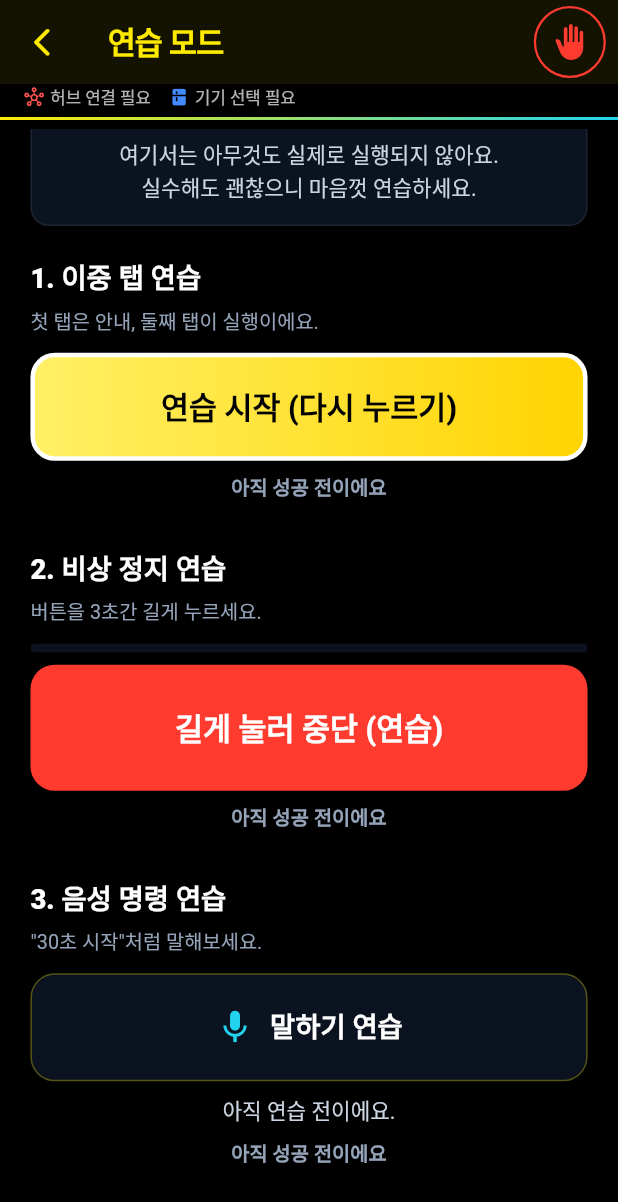
After one commit to Seongwonp/touch_bridge, a Flutter app: the PracticeScreen screen opened directly, scrolled down 30 dp, after a tap on "연습 시작", after a tap on "말하기 연습", on a phone screen of 412 x 824 dp. The commit adds this screen. Shown: the top 1202 px of the screen. Run offline on Flutter 3.47's test engine with Material 3 defaults, Android fonts, the phone set to English and light mode, and no system bars; our stand-ins replace audioplayers, flutter_blue_plus, flutter_dotenv, flutter_secure_storage, flutter_tts, image_picker and 4 more; missing offline and left inert: nfc_manager; accounts and stored records are empty.

Commit message:
feat: 연습 모드 — 실행 없이 이중 탭·비상 홀드·음성 명령을 안전하게 학습
- 설정 > 연습 > 연습 모드: BLE/백엔드에 일절 접근하지 않는 학습 전용 화면
- 레슨 1 이중 탭 (20초 자동 해제까지 학습 기회화), 레슨 2 비상 정지 3초 홀드
  (중도 해제 교정 안내), 레슨 3 음성 명령 (로컬 규칙만으로 해석, 네트워크 무의존)
- 모든 피드백 result 우선순위 + 성공 배지 liveRegion, STT 불가 환경 정직 표시
- 하드웨어 없는 발표장의 시연 플랜 B 역할 겸용
- 위젯 테스트 5건 추가

검증: flutter analyze 신규 이슈 0건, flutter test 235/235 통과

```diff
--- /dev/null
+++ b/lib/screens/practice/practice_screen.dart
@@ -0,0 +1,527 @@
+import 'dart:async';
+
+import 'package:flutter/material.dart';
+import 'package:flutter/services.dart';
+
+import '../../services/accessibility_settings.dart';
+import '../../services/appliance_command_router.dart';
+import '../../services/feedback_service.dart';
+import '../../services/microwave_command_service.dart';
+import '../../services/speech_session_service.dart';
+import '../../services/tts_service.dart';
+import '../../theme/app_colors.dart';
+import '../../widgets/responsive_scale.dart';
+import '../../widgets/top_app_bar.dart';
+
+/// 연습 모드 — 하드웨어·백엔드 없이 조작 방법을 안전하게 익히는 화면.
+///
+/// 시각장애인 사용자가 실제 가전 앞에서 처음 배우면 실수가 곧 오작동이다.
+/// 이 화면에서는 아무것도 실제로 전송되지 않으며(BLE/AI 미사용),
+/// 세 가지 핵심 조작을 반복 연습할 수 있다:
+/// 1. 이중 탭 확인 (첫 탭 안내 → 둘째 탭 실행)
+/// 2. 비상 정지 3초 홀드
+/// 3. 음성 명령 (로컬 규칙만으로 해석 — "30초 시작" 등)
+///
+/// 시연 관점 보너스: 하드웨어가 없는 발표장에서도 앱의 UX를 그대로 보여주는
+/// 플랜 B가 된다 (DEMO_SCRIPT 실패 대응표 참조).
+class PracticeScreen extends StatefulWidget {
+  const PracticeScreen({super.key});
+
+  @override
+  State<PracticeScreen> createState() => _PracticeScreenState();
+}
+
+class _PracticeScreenState extends State<PracticeScreen>
+    with SingleTickerProviderStateMixin {
+  final TtsService _tts = TtsService();
+  final SpeechSessionService _speechSession = SpeechSessionService.instance;
+
+  // 레슨 1: 이중 탭
+  bool _tapArmed = false;
+  Timer? _tapArmTimer;
+  int _tapSuccessCount = 0;
+
+  // 레슨 2: 3초 홀드
+  late final AnimationController _holdController;
+  bool _isHolding = false;
+  int _holdSuccessCount = 0;
+
+  // 레슨 3: 음성 명령
+  bool _speechEnabled = false;
+  bool _isListening = false;
+  String _voiceResult = '아직 연습 전이에요.';
+  int _voiceSuccessCount = 0;
+
+  @override
+  void initState() {
+    super.initState();
+    _holdController =
+        AnimationController(vsync: this, duration: const Duration(seconds: 3))
+          ..addStatusListener((status) {
+            if (status == AnimationStatus.completed) _onHoldCompleted();
+          });
+    _initSpeech();
+    _tts.speak(
+      '연습 모드입니다. 여기서는 아무것도 실제로 실행되지 않아요. '
+      '이중 탭, 비상 정지 홀드, 음성 명령을 마음껏 연습해 보세요.',
+      source: 'PracticeScreen',
+      interrupt: true,
+    );
+  }
+
+  Future<void> _initSpeech() async {
+    _speechSession.attach(
+      SpeechClient(
+        name: 'PracticeScreen',
+        onStatus: (status) {
+          if (!mounted) return;
+          if (status == 'listening') {
+            setState(() => _isListening = true);
+          }
+          if (status == 'done' || status == 'notListening') {
+            setState(() => _isListening = false);
+          }
+        },
+        onError: (_) {
+          if (mounted) setState(() => _isListening = false);
+        },
+      ),
+    );
+    final ok = await _speechSession.initialize();
+    if (mounted) setState(() => _speechEnabled = ok);
+  }
+
+  @override
+  void dispose() {
+    _tapArmTimer?.cancel();
+    _holdController.dispose();
+    _speechSession.detach('PracticeScreen');
+    _speechSession.stop();
+    _tts.cancelSource('PracticeScreen');
+    super.dispose();
+  }
+
+  // ── 레슨 1: 이중 탭 ──────────────────────────────────────────────────────
+
+  Future<void> _onPracticeTap() async {
+    if (!_tapArmed) {
+      setState(() => _tapArmed = true);
+      HapticFeedback.mediumImpact();
+      _tapArmTimer?.cancel();
+      _tapArmTimer = Timer(kDoubleTapArmTimeout, () {
+        if (!mounted) return;
+        setState(() => _tapArmed = false);
+        _tts.speak(
+          '시간이 지나 자동으로 취소됐어요. 실제 화면에서도 이렇게 20초가 지나면 취소됩니다. 다시 해보세요.',
+          source: 'PracticeScreen',
+          priority: TtsPriority.result,
+        );
+      });
+      await _tts.speak(
+        '연습 시작 버튼입니다. 한 번 더 누르면 실행돼요. 지금처럼 첫 탭은 항상 안내만 합니다.',
+        source: 'PracticeScreen',
+        priority: TtsPriority.result,
+        interrupt: true,
+      );
+      return;
+    }
+
+    _tapArmTimer?.cancel();
+    setState(() {
+      _tapArmed = false;
+      _tapSuccessCount++;
+    });
+    HapticFeedback.lightImpact();
+    FeedbackService.instance.playSuccess();
+    await _tts.speak(
+      '잘하셨어요! 이중 탭 $_tapSuccessCount번째 성공. 실제 화면에서는 지금 명령이 실행됐을 거예요.',
+      source: 'PracticeScreen',
+      priority: TtsPriority.result,
+      interrupt: true,
+    );
+  }
+
+  // ── 레슨 2: 3초 홀드 ─────────────────────────────────────────────────────
+
+  void _onHoldStart() {
+    setState(() => _isHolding = true);
+    HapticFeedback.heavyImpact();
+    _holdController.forward(from: 0);
+    _tts.speak(
+      '누르는 중이에요. 3초간 그대로 유지하세요.',
+      source: 'PracticeScreen',
+      priority: TtsPriority.result,
+      interrupt: true,
+    );
+  }
+
+  void _onHoldEnd() {
+    if (!_isHolding) return;
+    setState(() => _isHolding = false);
+    if (_holdController.isAnimating) {
+      _holdController.stop();
+      _holdController.reset();
+      _tts.speak(
+        '3초가 되기 전에 손을 뗐어요. 다시 해보세요.',
+        source: 'PracticeScreen',
+        priority: TtsPriority.result,
+      );
+    }
+  }
+
+  Future<void> _onHoldCompleted() async {
+    if (!mounted) return;
+    setState(() {
+      _isHolding = false;
+      _holdSuccessCount++;
+    });
+    _holdController.reset();
+    HapticFeedback.heavyImpact();
+    FeedbackService.instance.playSuccess();
+    await _tts.speak(
+      '잘하셨어요! 비상 정지 홀드 $_holdSuccessCount번째 성공. '
+      '실제 상황에서는 지금 기기가 즉시 멈췄을 거예요.',
+      source: 'PracticeScreen',
+      priority: TtsPriority.result,
+      interrupt: true,
+    );
+  }
+
+  // ── 레슨 3: 음성 명령 (로컬 규칙만) ──────────────────────────────────────
+
+  Future<void> _onVoicePracticeTap() async {
+    if (!_speechEnabled) {
+      _tts.speak(
+        '이 기기에서는 음성 인식을 사용할 수 없어 음성 연습은 건너뛰어요.',
+        source: 'PracticeScreen',
+        priority: TtsPriority.result,
+      );
+      return;
+    }
+    if (_isListening) {
+      await _speechSession.stop();
+      setState(() => _isListening = false);
+      return;
+    }
+
+    FeedbackService.instance.playDing();
+    await _tts.speak(
+      '듣고 있어요. 30초 시작, 이라고 말해보세요.',
+      source: 'PracticeScreen',
+      priority: TtsPriority.result,
+      interrupt: true,
+    );
+    await _tts.waitUntilIdle();
+    if (!mounted) return;
+
+    await _speechSession.listen(
+      onResult: (result) {
+        if (!result.finalResult || !mounted) return;
+        _handleVoicePractice(result.recognizedWords);
+      },
+    );
+    if (mounted) setState(() => _isListening = true);
+  }
+
+  Future<void> _handleVoicePractice(String words) async {
+    await _speechSession.stop();
+    if (!mounted) return;
+    setState(() => _isListening = false);
+
+    if (words.trim().isEmpty) {
+      setState(() => _voiceResult = '말씀이 들리지 않았어요.');
+      await _tts.speak(
+        '말씀이 들리지 않았어요. 다시 해보세요.',
+        source: 'PracticeScreen',
+        priority: TtsPriority.result,
+      );
+      return;
+    }
+
+    // 백엔드 없이 로컬 규칙만으로 해석한다 — 연습은 네트워크에 의존하지 않는다.
+    final parsed = ApplianceCommandRouter.checkSimpleRules(
+      words,
+      deviceName: '전자레인지',
+      deviceType: 'microwave',
+    );
+
+    final commands = (parsed?['commands'] as List<dynamic>?) ?? const [];
+    if (parsed == null || commands.isEmpty) {
+      setState(() => _voiceResult = '「$words」 — 이해하지 못했어요.');
+      await _tts.speak(
+        '$words, 라고 들었지만 이해하지 못했어요. 30초 시작, 1분 시작, 처럼 말해보세요.',
+        source: 'PracticeScreen',
+        priority: TtsPriority.result,
+        interrupt: true,
+      );
+      return;
+    }
+
+    final labels = commands
+        .map((c) => MicrowaveCommandService.buttonLabel[c] ?? '$c')
+        .join(', ');
+    setState(() {
+      _voiceSuccessCount++;
+      _voiceResult = '「$words」 → $labels';
+    });
+    FeedbackService.instance.playSuccess();
+    await _tts.speak(
+      '잘하셨어요! $words, 로 이해했어요. 실제라면 전자레인지의 $labels 버튼을 순서대로 눌렀을 거예요. '
+      '연습이라 아무것도 실행되지 않았어요.',
+      source: 'PracticeScreen',
+      priority: TtsPriority.result,
+      interrupt: true,
+    );
+  }
+
+  // ── UI ───────────────────────────────────────────────────────────────────
+
+  @override
+  Widget build(BuildContext context) {
+    final rs = ResponsiveScale.factor(context);
+
+    return Scaffold(
+      backgroundColor: AppColors.background,
+      appBar: const TopAppBar(title: '연습 모드', showBack: true),
+      body: SafeArea(
+        child: ListView(
+          padding: EdgeInsets.all(20 * rs),
+          children: [
+            _noticeCard(rs),
+            SizedBox(height: 20 * rs),
+            _lessonHeader(rs, '1. 이중 탭 연습', '첫 탭은 안내, 둘째 탭이 실행이에요.'),
+            SizedBox(height: 10 * rs),
+            _practiceTapButton(rs),
+            _successBadge(rs, _tapSuccessCount),
+            SizedBox(height: 28 * rs),
+            _lessonHeader(rs, '2. 비상 정지 연습', '버튼을 3초간 길게 누르세요.'),
+            SizedBox(height: 10 * rs),
+            _practiceHoldButton(rs),
+            _successBadge(rs, _holdSuccessCount),
+            SizedBox(height: 28 * rs),
+            _lessonHeader(
+              rs,
+              '3. 음성 명령 연습',
+              _speechEnabled ? '"30초 시작"처럼 말해보세요.' : '이 기기에서는 음성 인식을 사용할 수 없어요.',
+            ),
+            SizedBox(height: 10 * rs),
+            _voicePracticeButton(rs),
+            SizedBox(height: 8 * rs),
+            Semantics(
+              liveRegion: true,
+              child: Text(
+                _voiceResult,
+                textAlign: TextAlign.center,
+                style: TextStyle(
+                  color: AppColors.textSecondary,
+                  fontSize: 14 * rs,
+                ),
+              ),
+            ),
+            _successBadge(rs, _voiceSuccessCount),
+            SizedBox(height: 24 * rs),
+          ],
+        ),
+      ),
+    );
+  }
+
+  Widget _noticeCard(double rs) => Container(
+        padding: EdgeInsets.all(14 * rs),
+        decoration: BoxDecoration(
+          color: AppColors.surfaceElevated,
+          borderRadius: BorderRadius.circular(12 * rs),
+          border: Border.all(color: AppColors.borderDefault),
+        ),
+        child: Text(
+          '여기서는 아무것도 실제로 실행되지 않아요.\n실수해도 괜찮으니 마음껏 연습하세요.',
+          textAlign: TextAlign.center,
+          style: TextStyle(
+            color: AppColors.textSecondary,
+            fontSize: 14 * rs,
+            height: 1.5,
+          ),
+        ),
+      );
+
+  Widget _lessonHeader(double rs, String title, String subtitle) => Column(
+        crossAxisAlignment: CrossAxisAlignment.start,
+        children: [
+          Text(
+            title,
+            style: TextStyle(
+              color: AppColors.textPrimary,
+              fontSize: 18 * rs,
+              fontWeight: FontWeight.w800,
+            ),
+          ),
+          SizedBox(height: 4 * rs),
+          Text(
+            subtitle,
+            style: TextStyle(color: AppColors.textTertiary, fontSize: 13 * rs),
+          ),
+        ],
+      );
+
+  Widget _successBadge(double rs, int count) => Padding(
+        padding: EdgeInsets.only(top: 8 * rs),
+        child: Semantics(
+          liveRegion: true,
+          label: '성공 $count번',
+          child: ExcludeSemantics(
+            child: Text(
+              count == 0 ? '아직 성공 전이에요' : '성공 $count번 ✓',
+              textAlign: TextAlign.center,
+              style: TextStyle(
+                color: count == 0 ? AppColors.textTertiary : AppColors.success,
+                fontSize: 13 * rs,
+                fontWeight: FontWeight.w700,
+              ),
+            ),
+          ),
+        ),
+      );
+
+  Widget _practiceTapButton(double rs) => Semantics(
+        button: true,
+        label: '연습 시작 버튼',
+        value: _tapArmed ? '실행 대기 중' : null,
+        hint: _tapArmed ? '한 번 더 누르면 연습 실행' : '한 번 누르면 안내, 두 번 누르면 실행',
+        liveRegion: _tapArmed,
+        child: InkWell(
+          onTap: _onPracticeTap,
+          borderRadius: BorderRadius.circular(16 * rs),
+          child: AnimatedContainer(
+            duration: const Duration(milliseconds: 140),
+            constraints: const BoxConstraints(minHeight: 72),
+            decoration: BoxDecoration(
+              gradient: const LinearGradient(colors: AppColors.primaryGradient),
+              borderRadius: BorderRadius.circular(16 * rs),
+              border: Border.all(
+                color: _tapArmed ? Colors.white : Colors.transparent,
+                width: 3,
+              ),
+            ),
+            child: Center(
+              child: Text(
+                _tapArmed ? '연습 시작 (다시 누르기)' : '연습 시작',
+                style: TextStyle(
+                  color: Colors.black,
+                  fontSize: 20 * rs,
+                  fontWeight: FontWeight.w900,
+                ),
+              ),
+            ),
+          ),
+        ),
+      );
+
+  Widget _practiceHoldButton(double rs) => Semantics(
+        button: true,
+        label: '비상 정지 연습 버튼',
+        hint: '3초간 길게 누르면 연습 성공',
+        onLongPress: _onHoldCompleted,
+        child: GestureDetector(
+          onLongPressStart: (_) => _onHoldStart(),
+          onLongPressEnd: (_) => _onHoldEnd(),
+          onLongPressCancel: _onHoldEnd,
+          child: Column(
+            children: [
+              ClipRRect(
+                borderRadius: BorderRadius.circular(999),
+                child: SizedBox(
+                  height: 6 * rs,
+                  width: double.infinity,
+                  child: AnimatedBuilder(
+                    animation: _holdController,
+                    builder: (context, _) => LinearProgressIndicator(
+                      value: _holdController.value,
+                      backgroundColor: AppColors.surfaceElevated,
+                      valueColor:
+                          const AlwaysStoppedAnimation(AppColors.emergency),
+                    ),
+                  ),
+                ),
+              ),
+              SizedBox(height: 8 * rs),
+              AnimatedContainer(
+                duration: const Duration(milliseconds: 140),
+                constraints: const BoxConstraints(minHeight: 84),
+                width: double.infinity,
+                decoration: BoxDecoration(
+                  color: AppColors.emergency,
+                  borderRadius: BorderRadius.circular(16 * rs),
+                  border: Border.all(
+                    color: _isHolding ? Colors.white : Colors.transparent,
+                    width: 3,
+                  ),
+                ),
+                child: Center(
+                  child: Text(
+                    _isHolding ? '누르는 중...' : '길게 눌러 중단 (연습)',
+                    style: TextStyle(
+                      color: Colors.white,
+                      fontSize: 20 * rs,
+                      fontWeight: FontWeight.w900,
+                    ),
+                  ),
+                ),
+              ),
+            ],
+          ),
+        ),
+      );
+
+  Widget _voicePracticeButton(double rs) => Semantics(
+        button: true,
+        label: '음성 연습 버튼',
+        hint: _speechEnabled ? '누르면 바로 듣기 시작' : '이 기기에서는 사용할 수 없음',
+        child: InkWell(
+          onTap: _onVoicePracticeTap,
+          borderRadius: BorderRadius.circular(16 * rs),
+          child: AnimatedContainer(
+            duration: const Duration(milliseconds: 140),
+            constraints: const BoxConstraints(minHeight: 72),
+            decoration: BoxDecoration(
+              color: _speechEnabled
+                  ? (_isListening
+                      ? AppColors.secondary.withValues(alpha: 0.25)
+                      : AppColors.surfaceElevated)
+                  : AppColors.surface,
+              borderRadius: BorderRadius.circular(16 * rs),
+              border: Border.all(
+                color: _isListening ? AppColors.secondary : AppColors.borderFocus,
+                width: _isListening ? 2.5 : 1,
+              ),
+            ),
+            child: Center(
+              child: Row(
+                mainAxisAlignment: MainAxisAlignment.center,
+                children: [
+                  Icon(
+                    _isListening ? Icons.hearing : Icons.mic,
+                    color: _speechEnabled
+                        ? AppColors.secondary
+                        : AppColors.textTertiary,
+                    size: 26 * rs,
+                  ),
+                  SizedBox(width: 10 * rs),
+                  Text(
+                    _speechEnabled
+                        ? (_isListening ? '듣는 중... (누르면 중지)' : '말하기 연습')
+                        : '음성 인식 사용 불가',
+                    style: TextStyle(
+                      color: _speechEnabled
+                          ? AppColors.textPrimary
+                          : AppColors.textTertiary,
+                      fontSize: 18 * rs,
+                      fontWeight: FontWeight.w800,
+                    ),
+                  ),
+                ],
+              ),
+            ),
+          ),
+        ),
+      );
+}
--- a/lib/screens/settings/settings_screen.dart
+++ b/lib/screens/settings/settings_screen.dart
@@ -9,6 +9,7 @@ import 'ble_log_screen.dart';
 import 'developer_console_screen.dart';
 import 'device_management_screen.dart';
 import '../connection/device_connect_screen.dart';
+import '../practice/practice_screen.dart';
 import '../voice/voice_listening_screen.dart';
 import '../../theme/app_colors.dart';
 import 'widgets/settings_form_widgets.dart';
@@ -264,6 +265,22 @@ class _SettingsScreenState extends State<SettingsScreen> {
               ],
             ),
             SizedBox(height: ResponsiveScale.v(context, 24)),
+            SectionLabel(icon: Icons.school_rounded, label: '연습'),
+            SizedBox(height: ResponsiveScale.v(context, 10)),
+            SettingsCard(
+              children: [
+                NavRow(
+                  icon: Icons.sports_esports_rounded,
+                  title: '연습 모드',
+                  subtitle: '실행 없이 이중 탭·비상 정지·음성 명령을 연습',
+                  onTap: () => Navigator.push(
+                    context,
+                    MaterialPageRoute(builder: (_) => const PracticeScreen()),
+                  ),
+                ),
+              ],
+            ),
+            SizedBox(height: ResponsiveScale.v(context, 24)),
             SectionLabel(icon: Icons.family_restroom_rounded, label: '보호자 설정'),
             SizedBox(height: ResponsiveScale.v(context, 10)),
             SettingsCard(
```
Also changed, not shown: 2 other files.
